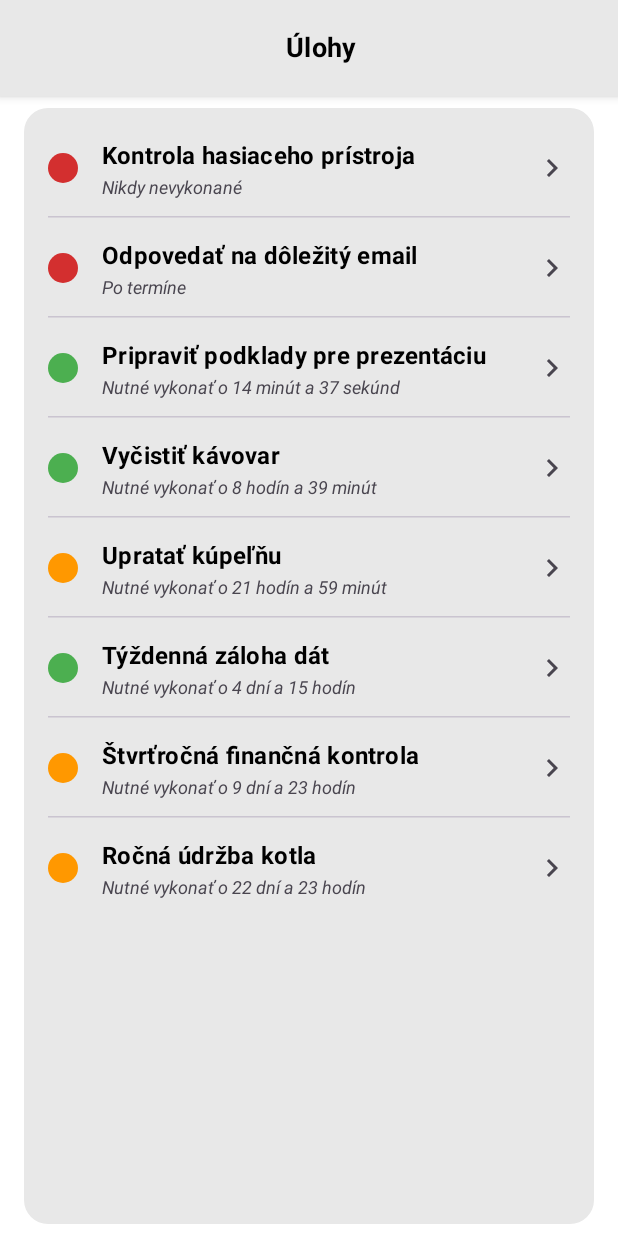
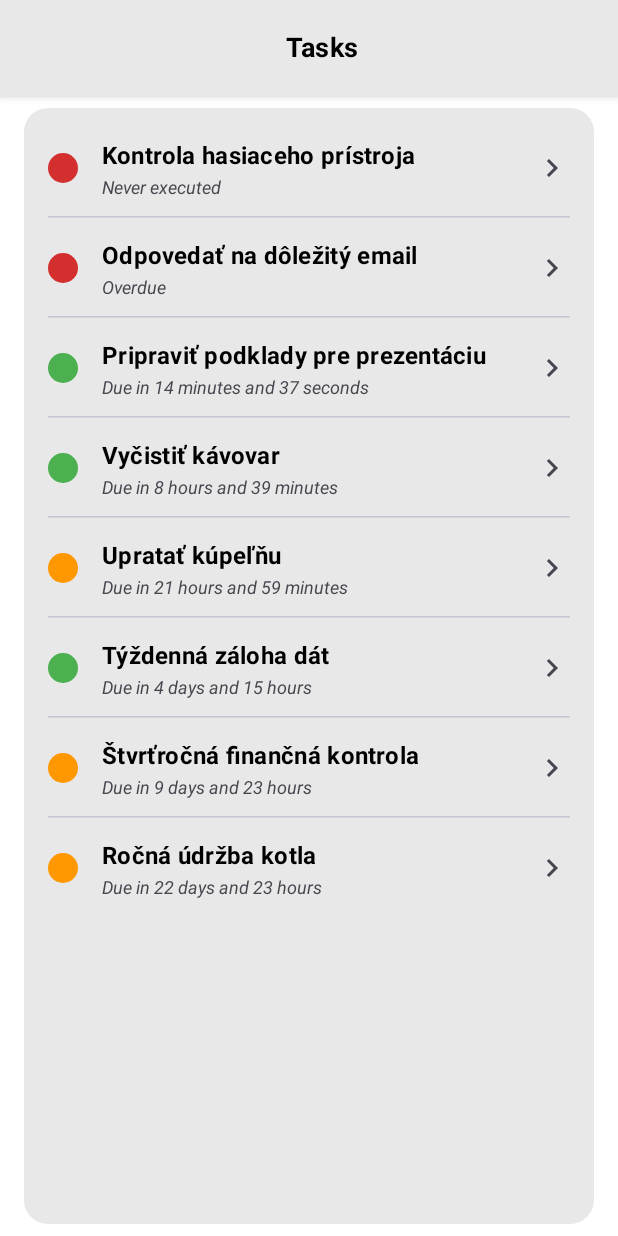
Before and after one commit to VladimirMikulas/ReTaskApp, an Android app built with Jetpack Compose: the TaskListScreen screen opened through its navigation route, on a phone screen of 412 x 824 dp. Run offline under Robolectric (Android 15) with nearby library versions, the light colour scheme and no system bars; our stand-ins replace Dagger/Hilt's generated code, Room's generated code, accompanist.

Commit message:
Added translations

```diff
--- /dev/null
+++ b/androidApp/src/main/res/values/plurals.xml
@@ -0,0 +1,27 @@
+<?xml version="1.0" encoding="utf-8"?>
+<resources>
+    <plurals name="seconds_plural">
+        <item quantity="one">%d second</item>
+        <item quantity="other">%d seconds</item>
+    </plurals>
+    <plurals name="minutes_plural">
+        <item quantity="one">%d minute</item>
+        <item quantity="other">%d minutes</item>
+    </plurals>
+    <plurals name="hours_plural">
+        <item quantity="one">%d hour</item>
+        <item quantity="other">%d hours</item>
+    </plurals>
+    <plurals name="days_plural">
+        <item quantity="one">%d day</item>
+        <item quantity="other">%d days</item>
+    </plurals>
+    <plurals name="months_plural">
+        <item quantity="one">%d month</item>
+        <item quantity="other">%d months</item>
+    </plurals>
+    <plurals name="years_plural">
+        <item quantity="one">%d year</item>
+        <item quantity="other">%d years</item>
+    </plurals>
+</resources>
--- a/androidApp/src/main/res/values/strings.xml
+++ b/androidApp/src/main/res/values/strings.xml
@@ -1,69 +1,25 @@
+<?xml version="1.0" encoding="utf-8"?>
 <resources>
     <string name="app_name">ReTaskApp</string>
-    <string name="back">Späť</string>
-    <string name="home">Domov</string>
+    <string name="back">Back</string>
+    <string name="home">Home</string>
 
+    <string name="data_error">Error loading data.</string>
 
-    <!-- Generic -->
-    <string name="data_error">Chyba pri načítaní dát.</string>
+    <string name="tasks_title">Tasks</string>
+    <string name="no_tasks_available">No tasks available</string>
+    <string name="cd_view_task_details">View task details</string>
+    <string name="due_in_placeholder">Due in</string>
+    <string name="overdue_placeholder">Overdue</string>
+    <string name="due_now_placeholder">Due now</string>
+    <string name="never_executed_placeholder">Never executed</string>
+    <string name="and_separator">and</string>
 
-    <!-- List Screen -->
-    <string name="tasks_title">Úlohy</string>
-    <string name="no_tasks_available">Žiadne úlohy nie sú k dispozícii</string>
-    <string name="cd_view_task_details">Zobraziť detaily úlohy</string>
-    <string name="due_in_placeholder">Nutné vykonať o</string>
-    <string name="overdue_placeholder">Po termíne</string>
-    <string name="due_now_placeholder">Nutné vykonať teraz</string>
-    <string name="never_executed_placeholder">Nikdy nevykonané</string>
-    <string name="and_separator">a</string>
-    <plurals name="seconds_plural">
-        <item quantity="one">%d sekundu</item>
-        <item quantity="few">%d sekundy</item>
-        <item quantity="many">%d sekúnd</item>
-        <item quantity="other">%d sekúnd</item>
-    </plurals>
-
-    <plurals name="minutes_plural">
-        <item quantity="one">%d minútu</item>
-        <item quantity="few">%d minúty</item>
-        <item quantity="many">%d minút</item>
-        <item quantity="other">%d minút</item>
-    </plurals>
-
-    <plurals name="hours_plural">
-        <item quantity="one">%d hodinu</item>
-        <item quantity="few">%d hodiny</item>
-        <item quantity="many">%d hodín</item>
-        <item quantity="other">%d hodín</item>
-    </plurals>
-
-    <plurals name="days_plural">
-        <item quantity="one">%d deň</item>
-        <item quantity="few">%d dni</item>
-        <item quantity="many">%d dní</item>
-        <item quantity="other">%d dní</item>
-    </plurals>
-
-    <plurals name="months_plural">
-        <item quantity="one">%d mesiac</item>
-        <item quantity="few">%d mesiace</item>
-        <item quantity="many">%d mesiacov</item>
-        <item quantity="other">%d mesiacov</item>
-    </plurals>
-
-    <plurals name="years_plural">
-        <item quantity="one">%d rok</item>
-        <item quantity="few">%d roky</item>
-        <item quantity="many">%d rokov</item>
-        <item quantity="other">%d rokov</item>
-    </plurals>
-
-    <!-- Task Details Screen -->
-    <string name="task_details_title_fallback">Detaily úlohy</string>
-    <string name="task_description_label">Popis</string>
-    <string name="execution_count_label">Počet vykonaní</string>
-    <string name="execute_task_button">Vykonať</string>
-    <string name="task_executed_success">Úloha bola úspešne vykonaná</string>
-    <string name="task_executed_failure">Úloha sa nepodarila vykonať</string>
+    <string name="task_details_title_fallback">Task Details</string>
+    <string name="task_description_label">Description</string>
+    <string name="execution_count_label">Execution count</string>
+    <string name="execute_task_button">Execute</string>
+    <string name="task_executed_success">Task executed successfully</string>
+    <string name="task_executed_failure">Task execution failed</string>
 
 </resources>
```
Also changed, not shown: 4 other files.
